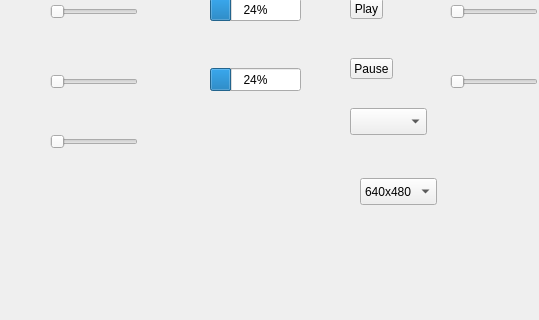
First picture: the form in gstvideo.ui, repository neithanmo/BitRiver, before the edit; both pictures show x 0 to 539 and y 512 to 832 of the 741 by 832 pixel window.
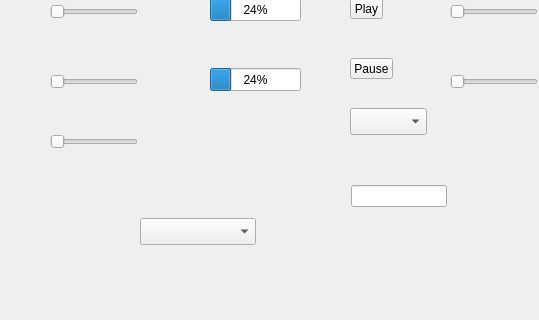
Second picture: the form after the edit.

Patch:
```diff
--- a/gstvideo.ui
+++ b/gstvideo.ui
@@ -221,27 +221,27 @@
   <widget class="QComboBox" name="comboBox_2">
    <property name="geometry">
     <rect>
-     <x>360</x>
-     <y>690</y>
-     <width>77</width>
+     <x>140</x>
+     <y>730</y>
+     <width>116</width>
      <height>27</height>
     </rect>
    </property>
-   <item>
-    <property name="text">
-     <string>640x480</string>
-    </property>
-   </item>
-   <item>
-    <property name="text">
-     <string>1280x720</string>
-    </property>
-   </item>
-   <item>
-    <property name="text">
-     <string>1920x1080</string>
-    </property>
-   </item>
+  </widget>
+  <widget class="QWidget" name="">
+   <property name="geometry">
+    <rect>
+     <x>340</x>
+     <y>680</y>
+     <width>118</width>
+     <height>56</height>
+    </rect>
+   </property>
+   <layout class="QVBoxLayout" name="verticalLayout">
+    <item>
+     <widget class="QLineEdit" name="lineEdit"/>
+    </item>
+   </layout>
   </widget>
  </widget>
  <layoutdefault spacing="6" margin="11"/>
```
